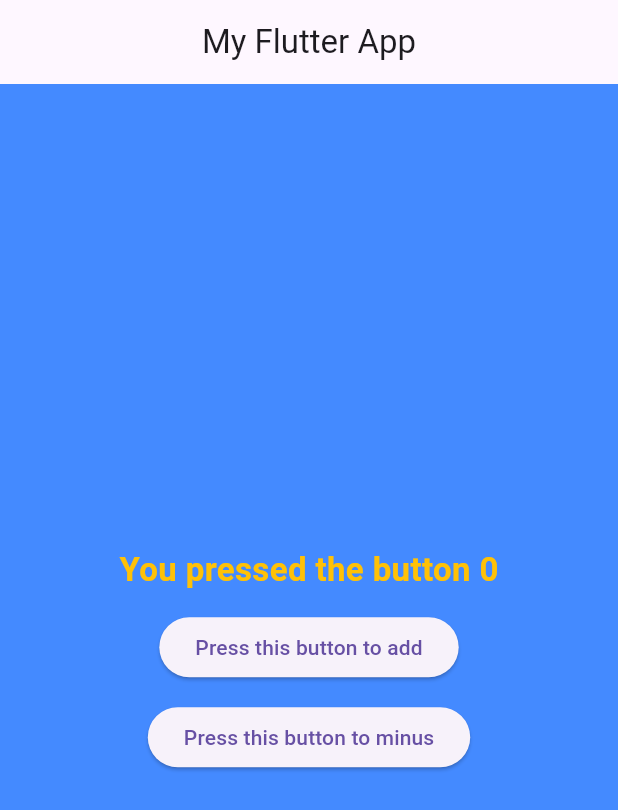
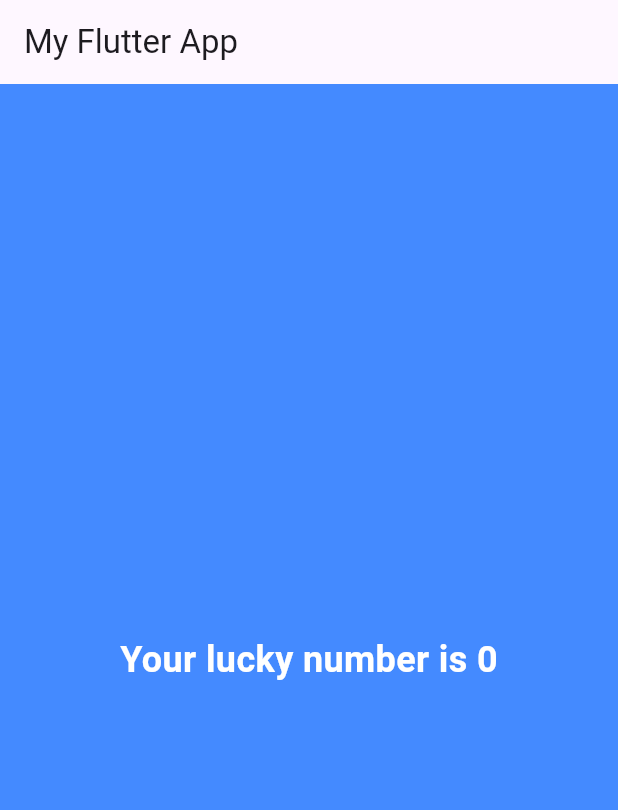
Before and after one commit to geff-ghost/Smattered, a Flutter app: the screen it shows after launch, on a phone screen of 412 x 824 dp. Shown: the top 810 px of the screen. Run offline on Flutter 3.47's test engine with Material 3 defaults, Android fonts, the phone set to English and light mode, and no system bars.

Commit message:
First Screen

```diff
--- /dev/null
+++ b/lib/app_screens/first_screen.dart
@@ -0,0 +1,29 @@
+import 'package:flutter/material.dart';
+import 'dart:math';
+
+class FirstScreen extends StatelessWidget {
+  const FirstScreen({super.key});
+
+  @override
+  Widget build(BuildContext context) {
+    return Material(
+      color: Colors.blueAccent,
+      child: Center(
+        child: Text(
+          generateLuckyNumber(),
+          style: TextStyle(
+            fontWeight: FontWeight.bold,
+            fontSize: 24.0,
+            color: Colors.white,
+          ),
+        ),
+      ),
+    );
+  }
+
+  String generateLuckyNumber() {
+    var random = Random();
+    int luckyNumber = random.nextInt(10);
+    return 'Your lucky number is $luckyNumber';
+  }
+}
--- a/lib/main.dart
+++ b/lib/main.dart
@@ -1,65 +1,18 @@
 import 'package:flutter/material.dart';
+import 'package:smattered/app_screens/first_screen.dart';
 
-void main() {
-  runApp(MyApp());
-}
+void main() => runApp(MyApp());
 
-class MyApp extends StatefulWidget {
+class MyApp extends StatelessWidget {
   const MyApp({super.key});
-
-  @override
-  State<MyApp> createState() => _MyAppState();
-}
-
-class _MyAppState extends State<MyApp> {
-  int counter = 0;
 
   @override
   Widget build(BuildContext context) {
     return MaterialApp(
       debugShowCheckedModeBanner: false,
-      home: Material(
-        child: Scaffold(
-          backgroundColor: Colors.blueAccent,
-          appBar: AppBar(
-            title: Text('My Flutter App'),
-            centerTitle: true,
-            elevation: 0.0,
-          ),
-          body: Center(
-            child: Column(
-              mainAxisAlignment: MainAxisAlignment.center,
-              children: [
-                Text(
-                  'You pressed the button $counter',
-                  style: TextStyle(
-                    fontWeight: FontWeight.bold,
-                    fontSize: 22.0,
-                    color: Colors.amber,
-                  ),
-                ),
-                const SizedBox(height: 12.0),
-                ElevatedButton(
-                  onPressed: () {
-                    setState(() {
-                      counter++;
-                    });
-                  },
-                  child: Text('Press this button to add'),
-                ),
-                const SizedBox(height: 12.0),
-                ElevatedButton(
-                  onPressed: () {
-                    setState(() {
-                      counter--;
-                    });
-                  },
-                  child: Text('Press this button to minus'),
-                ),
-              ],
-            ),
-          ),
-        ),
+      home: Scaffold(
+        appBar: AppBar(title: Text('My Flutter App')),
+        body: FirstScreen(),
       ),
     );
   }
```
